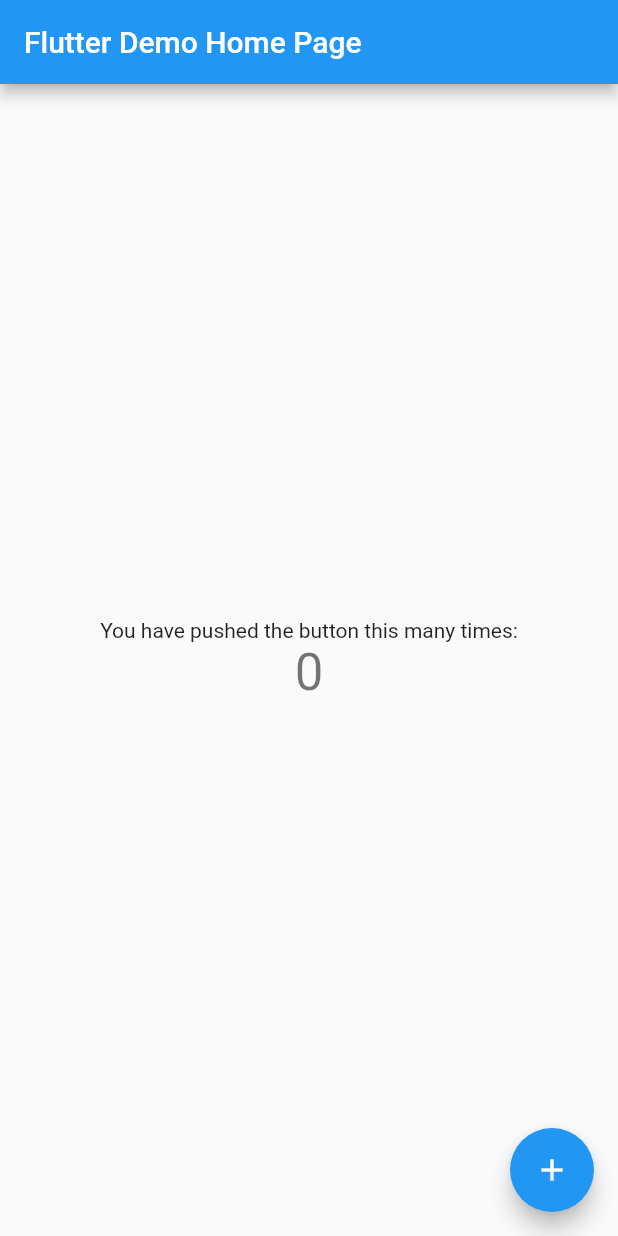
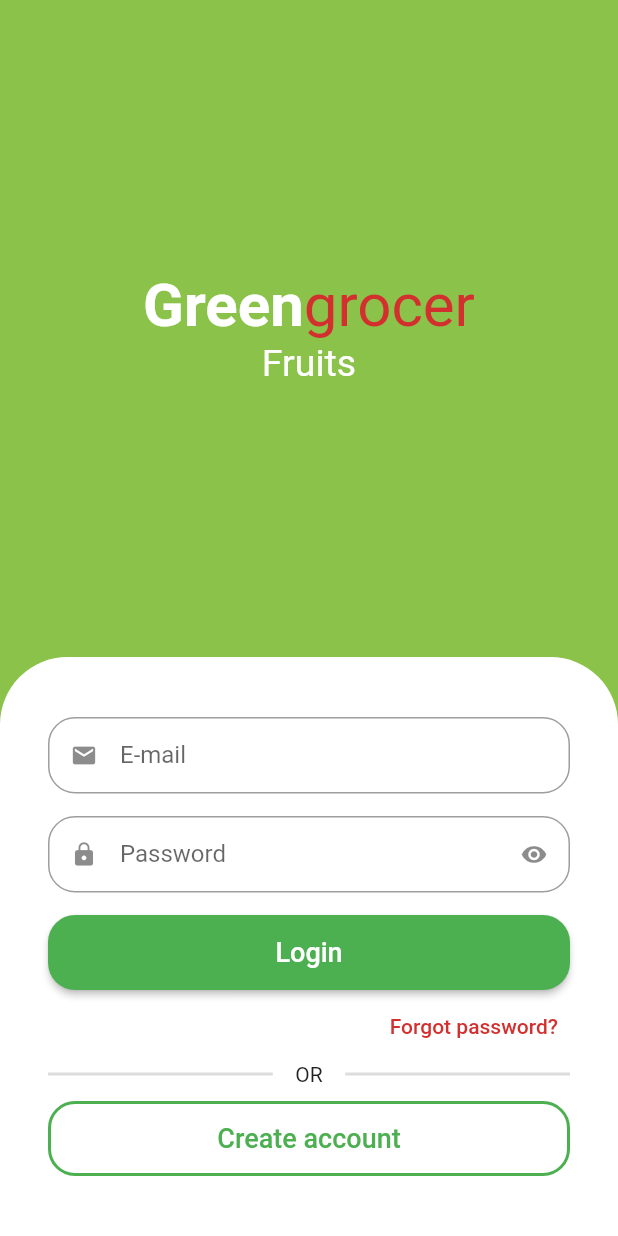
Before and after one commit to KetlenCamille/greengrocer, a Flutter app: the screen it shows after launch, on a phone screen of 412 x 824 dp. Run offline on Flutter 3.47's test engine with Material 2 defaults, Android fonts, the phone set to English and light mode, and no system bars; drawn by our look-alikes of animated_text_kit.

Commit message:
Creating Sign In Screen, Custom Text Field and Custom Colors

```diff
--- a/lib/main.dart
+++ b/lib/main.dart
@@ -1,4 +1,6 @@
 import 'package:flutter/material.dart';
+
+import 'src/auth/sign_in_screen.dart';
 
 void main() {
   runApp(const MyApp());
@@ -7,109 +9,15 @@ void main() {
 class MyApp extends StatelessWidget {
   const MyApp({super.key});
 
-  // This widget is the root of your application.
   @override
   Widget build(BuildContext context) {
     return MaterialApp(
       title: 'Flutter Demo',
       theme: ThemeData(
-        // This is the theme of your application.
-        //
-        // Try running your application with "flutter run". You'll see the
-        // application has a blue toolbar. Then, without quitting the app, try
-        // changing the primarySwatch below to Colors.green and then invoke
-        // "hot reload" (press "r" in the console where you ran "flutter run",
-        // or simply save your changes to "hot reload" in a Flutter IDE).
-        // Notice that the counter didn't reset back to zero; the application
-        // is not restarted.
-        primarySwatch: Colors.blue,
+        primarySwatch: Colors.green,
       ),
-      home: const MyHomePage(title: 'Flutter Demo Home Page'),
+      debugShowCheckedModeBanner: false,
+      home: const SignInScreen(),
     );
   }
 }
-
-class MyHomePage extends StatefulWidget {
-  const MyHomePage({super.key, required this.title});
-
-  // This widget is the home page of your application. It is stateful, meaning
-  // that it has a State object (defined below) that contains fields that affect
-  // how it looks.
-
-  // This class is the configuration for the state. It holds the values (in this
-  // case the title) provided by the parent (in this case the App widget) and
-  // used by the build method of the State. Fields in a Widget subclass are
-  // always marked "final".
-
-  final String title;
-
-  @override
-  State<MyHomePage> createState() => _MyHomePageState();
-}
-
-class _MyHomePageState extends State<MyHomePage> {
-  int _counter = 0;
-
-  void _incrementCounter() {
-    setState(() {
-      // This call to setState tells the Flutter framework that something has
-      // changed in this State, which causes it to rerun the build method below
-      // so that the display can reflect the updated values. If we changed
-      // _counter without calling setState(), then the build method would not be
-      // called again, and so nothing would appear to happen.
-      _counter++;
-    });
-  }
-
-  @override
-  Widget build(BuildContext context) {
-    // This method is rerun every time setState is called, for instance as done
-    // by the _incrementCounter method above.
-    //
-    // The Flutter framework has been optimized to make rerunning build methods
-    // fast, so that you can just rebuild anything that needs updating rather
-    // than having to individually change instances of widgets.
-    return Scaffold(
-      appBar: AppBar(
-        // Here we take the value from the MyHomePage object that was created by
-        // the App.build method, and use it to set our appbar title.
-        title: Text(widget.title),
-      ),
-      body: Center(
-        // Center is a layout widget. It takes a single child and positions it
-        // in the middle of the parent.
-        child: Column(
-          // Column is also a layout widget. It takes a list of children and
-          // arranges them vertically. By default, it sizes itself to fit its
-          // children horizontally, and tries to be as tall as its parent.
-          //
-          // Invoke "debug painting" (press "p" in the console, choose the
-          // "Toggle Debug Paint" action from the Flutter Inspector in Android
-          // Studio, or the "Toggle Debug Paint" command in Visual Studio Code)
-          // to see the wireframe for each widget.
-          //
-          // Column has various properties to control how it sizes itself and
-          // how it positions its children. Here we use mainAxisAlignment to
-          // center the children vertically; the main axis here is the vertical
-          // axis because Columns are vertical (the cross axis would be
-          // horizontal).
-          mainAxisAlignment: MainAxisAlignment.center,
-          children: <Widget>[
-            const Text(
-              'You have pushed the button this many times:',
-            ),
-            Text(
-              '$_counter',
-              style: Theme.of(context).textTheme.headline4,
-            ),
-          ],
-        ),
-      ),
-      floatingActionButton: FloatingActionButton(
-        onPressed: _incrementCounter,
-        tooltip: 'Increment',
-        child: const Icon(Icons.add),
-      ), // This trailing comma makes auto-formatting nicer for build methods.
-    );
-  }
-}
--- /dev/null
+++ b/lib/src/auth/components/custom_text_field.dart
@@ -0,0 +1,55 @@
+import 'package:flutter/material.dart';
+
+class CustomTextField extends StatefulWidget {
+  final IconData icon;
+  final String label;
+  final bool isSecret;
+
+  const CustomTextField({
+    super.key,
+    required this.icon,
+    required this.label,
+    this.isSecret = false,
+  });
+
+  @override
+  State<CustomTextField> createState() => _CustomTextFieldState();
+}
+
+class _CustomTextFieldState extends State<CustomTextField> {
+  bool isObscure = false;
+  @override
+  void initState() {
+    super.initState();
+    isObscure = widget.isSecret;
+  }
+
+  @override
+  Widget build(BuildContext context) {
+    return Padding(
+      padding: const EdgeInsets.only(bottom: 15),
+      child: TextFormField(
+        obscureText: isObscure,
+        decoration: InputDecoration(
+          prefixIcon: Icon(widget.icon),
+          suffixIcon: widget.isSecret
+              ? IconButton(
+                  onPressed: () {
+                    setState(() {
+                      isObscure = !isObscure;
+                    });
+                  },
+                  icon:
+                      Icon(isObscure ? Icons.visibility : Icons.visibility_off),
+                )
+              : null,
+          labelText: widget.label,
+          isDense: true,
+          border: OutlineInputBorder(
+            borderRadius: BorderRadius.circular(18),
+          ),
+        ),
+      ),
+    );
+  }
+}
--- /dev/null
+++ b/lib/src/auth/sign_in_screen.dart
@@ -0,0 +1,171 @@
+import 'package:animated_text_kit/animated_text_kit.dart';
+import 'package:flutter/material.dart';
+import 'package:greengrocer/src/config/custom_colors.dart';
+
+import 'components/custom_text_field.dart';
+
+class SignInScreen extends StatelessWidget {
+  const SignInScreen({super.key});
+
+  @override
+  Widget build(BuildContext context) {
+    final size = MediaQuery.of(context).size;
+    return Scaffold(
+      backgroundColor: CustomColors.customSwatchColor,
+      body: SingleChildScrollView(
+        child: SizedBox(
+          height: size.height,
+          width: size.width,
+          child: Column(
+            children: [
+              Expanded(
+                child: Column(
+                  mainAxisAlignment: MainAxisAlignment.center,
+                  children: [
+                    Text.rich(
+                      TextSpan(
+                        style: const TextStyle(
+                          fontSize: 40,
+                        ),
+                        children: [
+                          const TextSpan(
+                            text: 'Green',
+                            style: TextStyle(
+                              color: Colors.white,
+                              fontWeight: FontWeight.bold,
+                            ),
+                          ),
+                          TextSpan(
+                            text: 'grocer',
+                            style: TextStyle(
+                                color: CustomColors.customContrastColor),
+                          ),
+                        ],
+                      ),
+                    ),
+                    SizedBox(
+                      height: 30,
+                      child: DefaultTextStyle(
+                        style: const TextStyle(fontSize: 25),
+                        child: AnimatedTextKit(
+                          repeatForever: true,
+                          pause: Duration.zero,
+                          animatedTexts: [
+                            FadeAnimatedText('Fruits'),
+                            FadeAnimatedText('Greenery'),
+                            FadeAnimatedText('Vegetables'),
+                            FadeAnimatedText('Meat'),
+                            FadeAnimatedText('Cereals'),
+                            FadeAnimatedText('Dairy products')
+                          ],
+                        ),
+                      ),
+                    ),
+                  ],
+                ),
+              ),
+              Container(
+                padding: const EdgeInsets.symmetric(
+                  horizontal: 32,
+                  vertical: 40,
+                ),
+                decoration: const BoxDecoration(
+                  color: Colors.white,
+                  borderRadius: BorderRadius.vertical(
+                    top: Radius.circular(45),
+                  ),
+                ),
+                child: Column(
+                  crossAxisAlignment: CrossAxisAlignment.stretch,
+                  children: [
+                    const CustomTextField(
+                      label: 'E-mail',
+                      icon: Icons.email,
+                    ),
+                    const CustomTextField(
+                      label: 'Password',
+                      icon: Icons.lock,
+                      isSecret: true,
+                    ),
+                    SizedBox(
+                      height: 50,
+                      child: ElevatedButton(
+                        style: ElevatedButton.styleFrom(
+                          shape: RoundedRectangleBorder(
+                            borderRadius: BorderRadius.circular(18),
+                          ),
+                        ),
+                        onPressed: () {},
+                        child: const Text(
+                          'Login',
+                          style: TextStyle(
+                            fontSize: 18,
+                          ),
+                        ),
+                      ),
+                    ),
+                    Align(
+                      alignment: Alignment.centerRight,
+                      child: TextButton(
+                        onPressed: () {},
+                        child: Text(
+                          'Forgot password?',
+                          style: TextStyle(
+                              color: CustomColors.customContrastColor),
+                        ),
+                      ),
+                    ),
+                    Padding(
+                      padding: const EdgeInsets.only(bottom: 10),
+                      child: Row(
+                        children: [
+                          Expanded(
+                            child: Divider(
+                              color: Colors.grey.withAlpha(90),
+                              thickness: 2,
+                            ),
+                          ),
+                          const Padding(
+                            padding: EdgeInsets.symmetric(horizontal: 15),
+                            child: Text('OR'),
+                          ),
+                          Expanded(
+                            child: Divider(
+                              color: Colors.grey.withAlpha(90),
+                              thickness: 2,
+                            ),
+                          )
+                        ],
+                      ),
+                    ),
+                    SizedBox(
+                      height: 50,
+                      child: OutlinedButton(
+                        style: OutlinedButton.styleFrom(
+                          shape: RoundedRectangleBorder(
+                            borderRadius: BorderRadius.circular(
+                              18,
+                            ),
+                          ),
+                          side: const BorderSide(
+                            width: 2,
+                            color: Colors.green,
+                          ),
+                        ),
+                        onPressed: () {},
+                        child: const Text(
+                          'Create account',
+                          style: TextStyle(fontSize: 18),
+                        ),
+                      ),
+                    ),
+                  ],
+                ),
+              ),
+            ],
+          ),
+        ),
+      ),
+    );
+  }
+}
--- /dev/null
+++ b/lib/src/config/custom_colors.dart
@@ -0,0 +1,20 @@
+import 'package:flutter/material.dart';
+
+Map<int, Color> _swatchOpacity = {
+  50: const Color.fromRGBO(139, 195, 74, .1),
+  100: const Color.fromRGBO(139, 195, 74, .2),
+  200: const Color.fromRGBO(139, 195, 74, .3),
+  300: const Color.fromRGBO(139, 195, 74, .4),
+  400: const Color.fromRGBO(139, 195, 74, .5),
+  500: const Color.fromRGBO(139, 195, 74, .6),
+  600: const Color.fromRGBO(139, 195, 74, .7),
+  700: const Color.fromRGBO(139, 195, 74, .8),
+  800: const Color.fromRGBO(139, 195, 74, .9),
+  900: const Color.fromRGBO(139, 195, 74, 1),
+};
+
+abstract class CustomColors {
+  static Color customContrastColor = Colors.red.shade700;
+  static MaterialColor customSwatchColor =
+      MaterialColor(0xFF8BC34A, _swatchOpacity);
+}
--- a/pubspec.yaml
+++ b/pubspec.yaml
@@ -36,6 +36,7 @@ dependencies:
   # The following adds the Cupertino Icons font to your application.
   # Use with the CupertinoIcons class for iOS style icons.
   cupertino_icons: ^1.0.2
+  animated_text_kit: ^4.2.2
 
 dev_dependencies:
   flutter_test:
```
Also changed, not shown: pubspec.lock.
